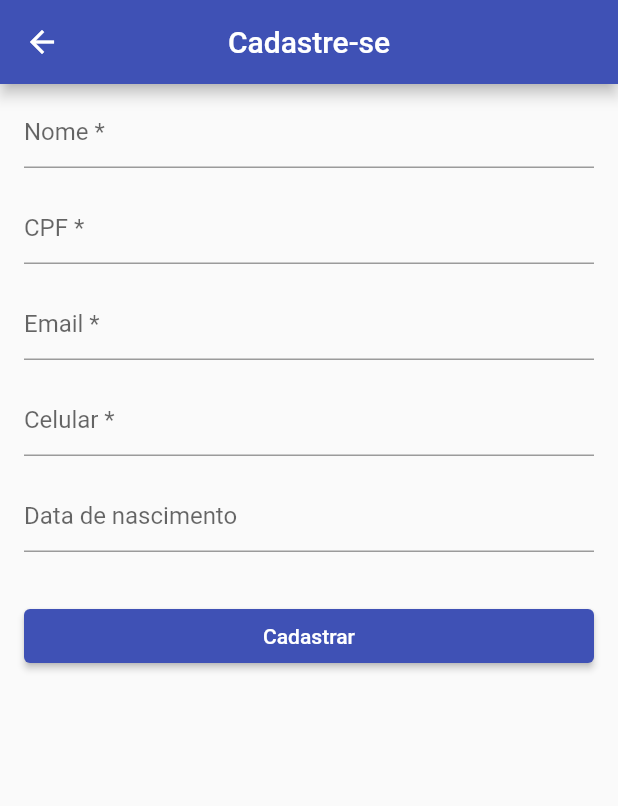
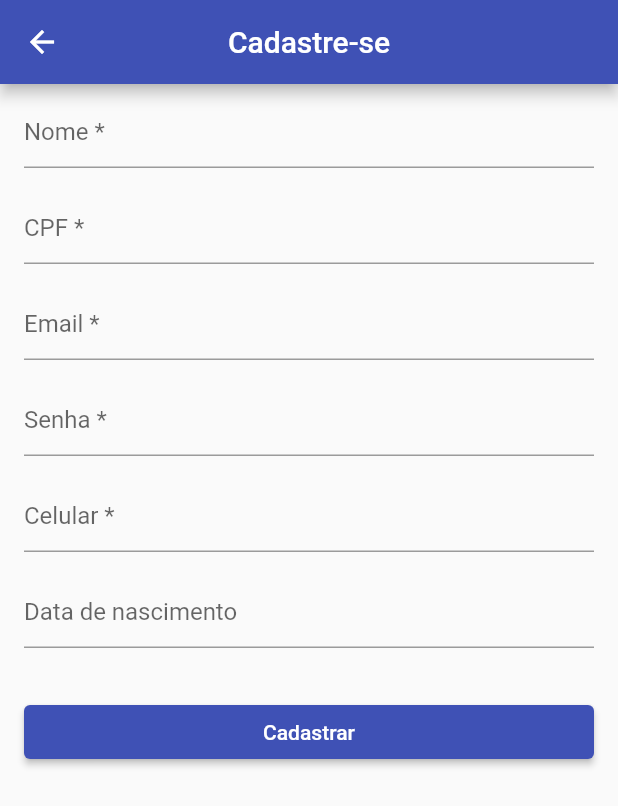
Before and after one commit to RMoroni/momo_bank_mobile, a Flutter app: the screen it shows after launch, after a tap on "Cadastre-se", on a phone screen of 412 x 824 dp. Shown: the top 806 px of the screen. Run offline on Flutter 3.47's test engine with Material 2 defaults, Android fonts, the phone set to English and light mode, and no system bars; our stand-ins replace dartz, equatable, flutter_bloc, get_it.

Commit message:
add user cubit, add sign up usecase, add hash function, update app name

```diff
--- a/lib/main.dart
+++ b/lib/main.dart
@@ -1,6 +1,8 @@
 import 'package:flutter/material.dart';
+import 'package:flutter_bloc/flutter_bloc.dart';
 import 'package:momo_bank_mobile/src/app/injectable/injectable.dart';
 import 'package:momo_bank_mobile/src/app/navigation/navigation.dart';
+import 'package:momo_bank_mobile/src/presenter/auth/controllers/user_cubit.dart';
 import 'package:momo_bank_mobile/src/presenter/home/screens/home_screen.dart';
 
 void main() {
@@ -13,13 +15,16 @@ class MyApp extends StatelessWidget {
 
   @override
   Widget build(BuildContext context) {
-    return MaterialApp(
-      title: 'Ryuk Bank SA',
-      theme: ThemeData(
-        primarySwatch: Colors.indigo,
+    return BlocProvider(
+      create: (_) => UserCubit(),
+      child: MaterialApp(
+        title: 'Momobank',
+        theme: ThemeData(
+          primarySwatch: Colors.indigo,
+        ),
+        home: HomeScreen(),
+        routes: Routes.routes,
       ),
-      home: HomeScreen(),
-      routes: Routes.routes,
     );
   }
 }
--- /dev/null
+++ b/lib/src/app/environment/environment_keys.dart
@@ -0,0 +1,4 @@
+class EnvironmentKeys {
+  // static const passwordSalt = String.fromEnvironment('SECRET_SALT');
+  static const passwordSalt = 'Momo-chan'; // TODO replace for fromEnv
+}
--- a/lib/src/app/injectable/injectable.dart
+++ b/lib/src/app/injectable/injectable.dart
@@ -1,10 +1,12 @@
 import 'package:get_it/get_it.dart';
 import 'package:momo_bank_mobile/src/app/navigation/navigator.dart';
+import 'package:momo_bank_mobile/src/domain/usecases/usecases.dart';
 
 final injectable = GetIt.instance;
 
 void setup() {
   //Factories
+  injectable.registerFactory<SignUp>(() => const SignUp());
 
   // Singletons
   injectable.registerLazySingleton<NavigatorInterface>(() => NavigatorImpl());
--- a/lib/src/domain/entities/user/user.dart
+++ b/lib/src/domain/entities/user/user.dart
@@ -3,15 +3,32 @@ class User {
   final String name;
   final String documentNumber;
   final String email;
-  final String? phone;
-  final DateTime birthDate;
+  final String phone;
+  final DateTime? birthDate;
 
   const User({
     this.id,
     required this.name,
     required this.documentNumber,
     required this.email,
-    this.phone,
-    required this.birthDate,
+    required this.phone,
+    this.birthDate,
   });
+
+  User copyWith({
+    String? id,
+    String? name,
+    String? documentNumber,
+    String? email,
+    String? phone,
+    DateTime? birthDate,
+  }) {
+    return User(
+      name: name ?? this.name,
+      documentNumber: documentNumber ?? this.documentNumber,
+      email: email ?? this.email,
+      phone: phone ?? this.phone,
+      birthDate: birthDate ?? this.birthDate,
+    );
+  }
 }
--- /dev/null
+++ b/lib/src/domain/usecases/usecases.dart
@@ -0,0 +1 @@
+export 'user/sign_up.dart';
--- /dev/null
+++ b/lib/src/domain/usecases/user/sign_up.dart
@@ -0,0 +1,16 @@
+import 'package:dartz/dartz.dart';
+import 'package:momo_bank_mobile/src/app/utils/hash.dart';
+
+import '../../domain.dart';
+
+class SignUp {
+  const SignUp();
+
+  Future<Either<Error, User>> call(User user, String password) async {
+    final hashPassword = hashText(password);
+    print(hashPassword);
+    final createdUser = user.copyWith(id: '123456');
+    await Future.delayed(const Duration(seconds: 3));
+    return Future(() => Right(createdUser));
+  }
+}
--- a/lib/src/presenter/auth/controllers/sign_up_cubit.dart
+++ b/lib/src/presenter/auth/controllers/sign_up_cubit.dart
@@ -1,24 +1,40 @@
 import 'package:equatable/equatable.dart';
 import 'package:flutter/material.dart';
 import 'package:flutter_bloc/flutter_bloc.dart';
+import 'package:momo_bank_mobile/src/app/injectable/injectable.dart';
+import 'package:momo_bank_mobile/src/domain/domain.dart';
+import 'package:momo_bank_mobile/src/domain/usecases/usecases.dart';
 
 part 'sign_up_state.dart';
 
 class SignUpCubit extends Cubit<SignUpState> {
-  SignUpCubit(super.initialState);
+  SignUpCubit({
+    SignUp? signUpUsecase,
+  })  : _signUpUsecase = signUpUsecase ?? injectable.get<SignUp>(),
+        super(const SignUpState());
 
+  final SignUp _signUpUsecase;
   final TextEditingController nameController = TextEditingController();
   final TextEditingController emailController = TextEditingController();
-  final TextEditingController documentNumberController = TextEditingController();
+  final TextEditingController documentNumberController =
+      TextEditingController();
   final TextEditingController phoneController = TextEditingController();
   final TextEditingController birthDateController = TextEditingController();
+  final TextEditingController passwordController = TextEditingController();
 
-  void signUpSubmit() {
-    // emit loading
-    print(nameController.text);
-    print(emailController.text);
-    print(documentNumberController.text);
-    print(phoneController.text);
-    print(birthDateController.text);
+  void signUpSubmit(void Function(User) onSuccessCallback) async {
+    emit(state.copyWith(loading: true));
+    final user = User(
+      name: nameController.text,
+      documentNumber: documentNumberController.text,
+      email: emailController.text,
+      phone: phoneController.text,
+      birthDate: birthDateController.text.isEmpty
+          ? null
+          : DateTime.parse(birthDateController.text),
+    );
+    final response = await _signUpUsecase(user, passwordController.text);
+    response.fold((l) => null, (r) => onSuccessCallback(r));
+    emit(state.copyWith(loading: false));
   }
 }
--- /dev/null
+++ b/lib/src/presenter/auth/controllers/user_cubit.dart
@@ -0,0 +1,14 @@
+import 'package:equatable/equatable.dart';
+import 'package:flutter_bloc/flutter_bloc.dart';
+
+import '../../../domain/domain.dart';
+
+part 'user_state.dart';
+
+class UserCubit extends Cubit<UserState> {
+  UserCubit() : super(UserState());
+
+  void setUser(User user) {
+    emit(UserLoggedState(user));
+  }
+}
--- /dev/null
+++ b/lib/src/presenter/auth/controllers/user_state.dart
@@ -0,0 +1,15 @@
+part of 'user_cubit.dart';
+
+class UserState extends Equatable {
+  @override
+  List<Object?> get props => [];
+}
+
+class UserLoggedState extends UserState {
+  final User user;
+
+  UserLoggedState(this.user);
+
+  @override
+  List<Object?> get props => [user];
+}
--- a/lib/src/presenter/auth/screens/sign_up_screen.dart
+++ b/lib/src/presenter/auth/screens/sign_up_screen.dart
@@ -6,13 +6,16 @@ import 'package:momo_bank_mobile/src/app/navigation/navigation.dart';
 import 'package:momo_bank_mobile/src/presenter/auth/auth.dart';
 import 'package:momo_bank_mobile/src/presenter/shared/shared.dart';
 
+import '../../../domain/domain.dart';
+import '../controllers/user_cubit.dart';
+
 class SignUpScreen extends StatelessWidget {
   const SignUpScreen({super.key});
 
   @override
   Widget build(BuildContext context) {
     return BlocProvider(
-      create: (_) => SignUpCubit(const SignUpState()),
+      create: (_) => SignUpCubit(),
       child: const SignUpContent(),
     );
   }
@@ -44,7 +47,12 @@ class _SignUpContentState extends State<SignUpContent> {
           icon: const Icon(Icons.arrow_back),
         ),
       ),
-      body: Padding(
+      body: BlocBuilder<SignUpCubit, SignUpState>(
+        builder: (context, state) {
+          if (state.loading) {
+            return const Center(child: CircularProgressIndicator());
+          }
+          return Padding(
             padding: const EdgeInsets.symmetric(vertical: 8, horizontal: 16),
             child: SingleChildScrollView(
               physics: const BouncingScrollPhysics(),
@@ -61,7 +69,9 @@ class _SignUpContentState extends State<SignUpContent> {
                       ),
                       validator: (String? value) => nameValidator(value),
                     ),
-                const SizedBox(height: 16,),
+                    const SizedBox(
+                      height: 16,
+                    ),
                     TextFormField(
                       controller: _cubit.documentNumberController,
                       textInputAction: TextInputAction.next,
@@ -75,7 +85,9 @@ class _SignUpContentState extends State<SignUpContent> {
                       ),
                       validator: (String? value) => documentNumberValidator(value),
                     ),
-                const SizedBox(height: 16,),
+                    const SizedBox(
+                      height: 16,
+                    ),
                     TextFormField(
                       controller: _cubit.emailController,
                       textInputAction: TextInputAction.next,
@@ -84,7 +96,20 @@ class _SignUpContentState extends State<SignUpContent> {
                       ),
                       validator: (String? value) => emailValidator(value),
                     ),
-                const SizedBox(height: 16,),
+                    const SizedBox(
+                      height: 16,
+                    ),
+                    TextFormField(
+                      controller: _cubit.passwordController,
+                      textInputAction: TextInputAction.next,
+                      decoration: const InputDecoration(
+                        hintText: 'Senha *',
+                      ),
+                      validator: (String? value) => passwordValidator(value),
+                    ),
+                    const SizedBox(
+                      height: 16,
+                    ),
                     TextFormField(
                       controller: _cubit.phoneController,
                       textInputAction: TextInputAction.next,
@@ -98,7 +123,9 @@ class _SignUpContentState extends State<SignUpContent> {
                       ),
                       validator: (String? value) => phoneValidator(value),
                     ),
-                const SizedBox(height: 16,),
+                    const SizedBox(
+                      height: 16,
+                    ),
                     TextFormField(
                       controller: _cubit.birthDateController,
                       textInputAction: TextInputAction.next,
@@ -112,7 +139,9 @@ class _SignUpContentState extends State<SignUpContent> {
                       ),
                       validator: (String? value) => birthDateValidator(value),
                     ),
-                const SizedBox(height: 32,),
+                    const SizedBox(
+                      height: 32,
+                    ),
                     Row(
                       children: [
                         Expanded(
@@ -127,13 +156,23 @@ class _SignUpContentState extends State<SignUpContent> {
                 ),
               ),
             ),
+          );
+        }
       ),
     );
   }
 
   void _submit() {
     if (_formKey.currentState!.validate()) {
-      _cubit.signUpSubmit();
+      _cubit.signUpSubmit(_onSuccessCallback);
     }
   }
+
+  void _onSuccessCallback(User user) {
+    BlocProvider.of<UserCubit>(context).setUser(user);
+    navigator.pop(
+      context: context,
+      fallbackRoute: Routes.home,
+    );
   }
+}
--- a/lib/src/presenter/home/screens/home_screen.dart
+++ b/lib/src/presenter/home/screens/home_screen.dart
@@ -1,6 +1,10 @@
 import 'package:flutter/material.dart';
+import 'package:flutter_bloc/flutter_bloc.dart';
 import 'package:momo_bank_mobile/src/app/injectable/injectable.dart';
 import 'package:momo_bank_mobile/src/app/navigation/navigation.dart';
+import 'package:momo_bank_mobile/src/presenter/auth/controllers/user_cubit.dart';
+import 'package:momo_bank_mobile/src/presenter/home/screens/home_screen_no_user.dart';
+import 'package:momo_bank_mobile/src/presenter/home/screens/home_screen_with_user.dart';
 
 class HomeScreen extends StatelessWidget {
   HomeScreen({super.key});
@@ -10,25 +14,13 @@ class HomeScreen extends StatelessWidget {
   @override
   Widget build(BuildContext context) {
     return Scaffold(
-      body: Center(
-        child: Column(
-          mainAxisAlignment: MainAxisAlignment.center,
-          children: [
-            Text(
-              'Faça seu cadastro no banco Momo, um banco feito para gatos',
-              style: Theme.of(context).textTheme.titleMedium,
-            ),
-            ElevatedButton(
-              onPressed: () {
-                navigator.pushNamed(
-                  context: context,
-                  route: Routes.signUp,
-                );
-              },
-              child: Text('Cadastre-se'),
-            )
-          ],
-        ),
+      body: BlocBuilder<UserCubit, UserState>(
+        builder: (context, state) {
+          if (state is UserLoggedState) {
+            return const HomeScreenWithUser();
+          }
+          return HomeScreenNoUser();
+        }
       ),
     );
   }
--- a/lib/src/presenter/home/screens/home_screen_no_user.dart
+++ b/lib/src/presenter/home/screens/home_screen_no_user.dart
@@ -0,0 +1,34 @@
+import 'package:flutter/material.dart';
+
+import '../../../app/injectable/injectable.dart';
+import '../../../app/navigation/navigation.dart';
+
+class HomeScreenNoUser extends StatelessWidget {
+  HomeScreenNoUser({super.key});
+
+  final navigator = injectable.get<NavigatorInterface>();
+
+  @override
+  Widget build(BuildContext context) {
+    return Center(
+      child: Column(
+        mainAxisAlignment: MainAxisAlignment.center,
+        children: [
+          Text(
+            'Faça seu cadastro no Momobank, um banco feito para gatos',
+            style: Theme.of(context).textTheme.titleMedium,
+          ),
+          ElevatedButton(
+            onPressed: () {
+              navigator.pushNamed(
+                context: context,
+                route: Routes.signUp,
+              );
+            },
+            child: Text('Cadastre-se'),
+          )
+        ],
+      ),
+    );;
+  }
+}
--- a/lib/src/presenter/shared/formatters/input_text_formatters.dart
+++ b/lib/src/presenter/shared/formatters/input_text_formatters.dart
@@ -6,7 +6,7 @@ class DateFormatter extends TextInputFormatter {
       TextEditingValue oldValue, TextEditingValue newValue) {
     String text = newValue.text;
 
-    if (text.length == 2) {
+    if (text.length == 2) { // TODO fix formatter
       text = '/';
     } else if (text.length == 5) {
       text += '/';
--- a/lib/src/presenter/shared/validators/text_input_validators.dart
+++ b/lib/src/presenter/shared/validators/text_input_validators.dart
@@ -34,7 +34,16 @@ String? birthDateValidator(String? textInput) {
   if (textInput != null && textInput.isNotEmpty) {
     if (textInput.length < 10) {
       return 'Insira uma data válida';
-    }
+    } // TODO add date validation
+  }
+  return null;
+}
+
+String? passwordValidator(String? textInput) {
+  if (textInput == null || textInput.isEmpty) {
+    return 'Insira sua senha';
+  } else if (textInput.length < 6) {
+    return 'Insira uma senha com pelo menos 6 caracteres';
   }
   return null;
 }
--- a/pubspec.yaml
+++ b/pubspec.yaml
@@ -38,6 +38,8 @@ dependencies:
   get_it: ^7.3.0
   flutter_bloc: ^8.1.2
   equatable: ^2.0.5
+  dartz: ^0.10.1
+  crypto: ^3.0.2
 
 dev_dependencies:
   flutter_test:
```
Also changed, not shown: lib/src/app/utils/hash.dart (added, +8 -0 lines), lib/src/presenter/home/screens/home_screen_with_user.dart (+16 -0 lines), lib/src/domain/usecases/user/sign_in.dart (added), 2 other files. Lines whose indentation alone changed are shown as unchanged.
